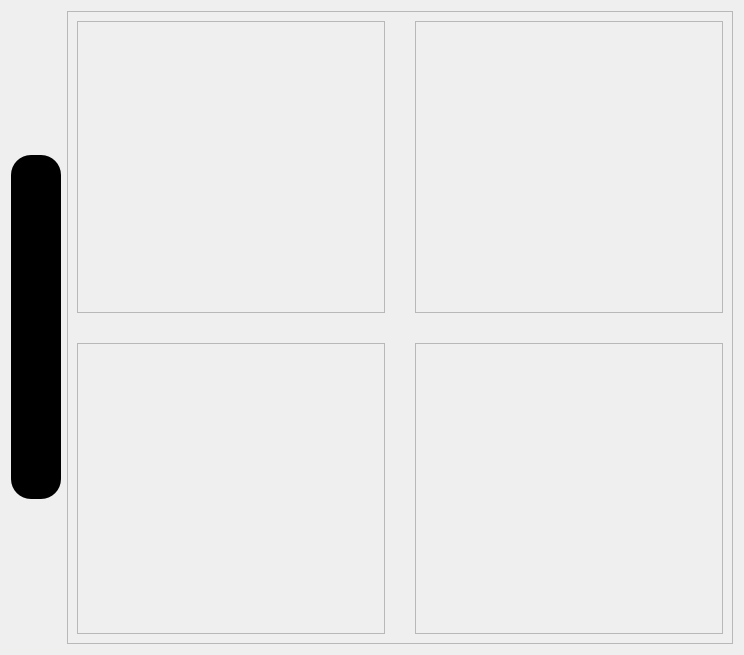
This is home-page.ui in Ayushrawat-cmd/Parmanu-aerospace as Qt 5 draws it before an edit. The edited form follows.
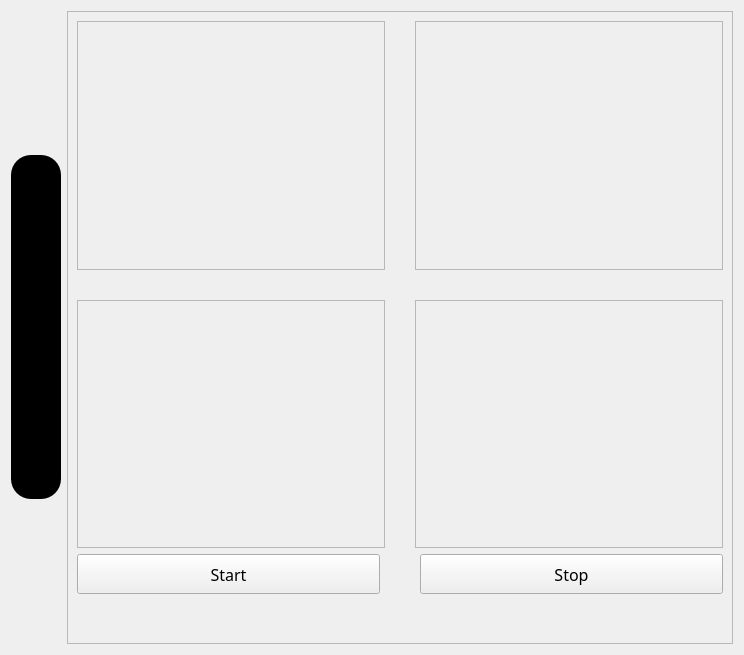
This is the edited form. Icons and pictures are not drawn.

```diff
--- a/home-page.ui
+++ b/home-page.ui
@@ -177,17 +177,105 @@
       <enum>QFrame::Raised</enum>
      </property>
      <layout class="QGridLayout" name="gridLayout_2">
+      <item row="1" column="0">
+       <layout class="QHBoxLayout" name="horizontalLayout_2" stretch="0,0,0">
+        <property name="spacing">
+         <number>0</number>
+        </property>
+        <item>
+         <widget class="QPushButton" name="graph_start">
+          <property name="minimumSize">
+           <size>
+            <width>80</width>
+            <height>40</height>
+           </size>
+          </property>
+          <property name="maximumSize">
+           <size>
+            <width>500</width>
+            <height>40</height>
+           </size>
+          </property>
+          <property name="font">
+           <font>
+            <family>Arial Black</family>
+            <pointsize>12</pointsize>
+           </font>
+          </property>
+          <property name="styleSheet">
+           <string notr="true"/>
+          </property>
+          <property name="text">
+           <string>Start</string>
+          </property>
+         </widget>
+        </item>
+        <item>
+         <spacer name="horizontalSpacer">
+          <property name="orientation">
+           <enum>Qt::Horizontal</enum>
+          </property>
+          <property name="sizeType">
+           <enum>QSizePolicy::Fixed</enum>
+          </property>
+          <property name="sizeHint" stdset="0">
+           <size>
+            <width>40</width>
+            <height>20</height>
+           </size>
+          </property>
+         </spacer>
+        </item>
+        <item>
+         <widget class="QPushButton" name="graph_stop">
+          <property name="sizePolicy">
+           <sizepolicy hsizetype="Minimum" vsizetype="Fixed">
+            <horstretch>0</horstretch>
+            <verstretch>0</verstretch>
+           </sizepolicy>
+          </property>
+          <property name="minimumSize">
+           <size>
+            <width>40</width>
+            <height>40</height>
+           </size>
+          </property>
+          <property name="maximumSize">
+           <size>
+            <width>500</width>
+            <height>40</height>
+           </size>
+          </property>
+          <property name="font">
+           <font>
+            <family>Arial Black</family>
+            <pointsize>12</pointsize>
+           </font>
+          </property>
+          <property name="text">
+           <string>Stop</string>
+          </property>
+         </widget>
+        </item>
+       </layout>
+      </item>
       <item row="0" column="0">
+       <layout class="QVBoxLayout" name="verticalLayout">
+        <property name="spacing">
+         <number>0</number>
+        </property>
+        <item>
        <layout class="QGridLayout" name="gridLayout">
         <property name="spacing">
          <number>30</number>
         </property>
         <item row="0" column="0">
+           <layout class="QVBoxLayout" name="verticalLayout_2">
+            <property name="spacing">
+             <number>0</number>
+            </property>
+            <item>
          <widget class="QFrame" name="graph1">
-          <property name="styleSheet">
-           <string notr="true">
-</string>
-          </property>
           <property name="frameShape">
            <enum>QFrame::StyledPanel</enum>
           </property>
@@ -195,12 +283,16 @@
            <enum>QFrame::Raised</enum>
           </property>
          </widget>
+            </item>
+           </layout>
         </item>
         <item row="0" column="1">
+           <layout class="QVBoxLayout" name="verticalLayout_3">
+            <property name="spacing">
+             <number>0</number>
+            </property>
+            <item>
          <widget class="QFrame" name="graph2">
-          <property name="styleSheet">
-           <string notr="true"/>
-          </property>
           <property name="frameShape">
            <enum>QFrame::StyledPanel</enum>
           </property>
@@ -209,7 +301,14 @@
           </property>
          </widget>
         </item>
+           </layout>
+          </item>
         <item row="1" column="0">
+           <layout class="QVBoxLayout" name="verticalLayout_4">
+            <property name="spacing">
+             <number>0</number>
+            </property>
+            <item>
          <widget class="QFrame" name="graph3">
           <property name="frameShape">
            <enum>QFrame::StyledPanel</enum>
@@ -219,7 +318,14 @@
           </property>
          </widget>
         </item>
+           </layout>
+          </item>
         <item row="1" column="1">
+           <layout class="QVBoxLayout" name="verticalLayout_5">
+            <property name="spacing">
+             <number>0</number>
+            </property>
+            <item>
          <widget class="QFrame" name="graph4">
           <property name="frameShape">
            <enum>QFrame::StyledPanel</enum>
@@ -230,6 +336,26 @@
          </widget>
         </item>
        </layout>
+          </item>
+         </layout>
+        </item>
+       </layout>
+      </item>
+      <item row="2" column="0">
+       <spacer name="verticalSpacer">
+        <property name="orientation">
+         <enum>Qt::Vertical</enum>
+        </property>
+        <property name="sizeType">
+         <enum>QSizePolicy::Fixed</enum>
+        </property>
+        <property name="sizeHint" stdset="0">
+         <size>
+          <width>20</width>
+          <height>40</height>
+         </size>
+        </property>
+       </spacer>
       </item>
      </layout>
     </widget>
```
Lines whose indentation alone changed are shown as unchanged.
